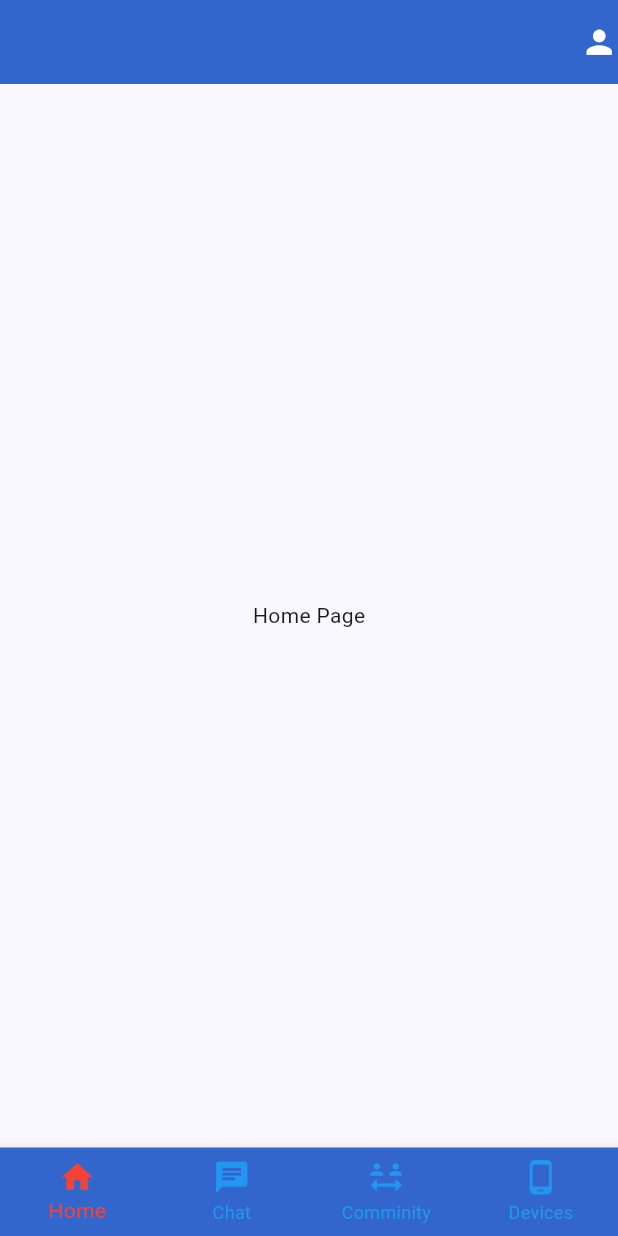
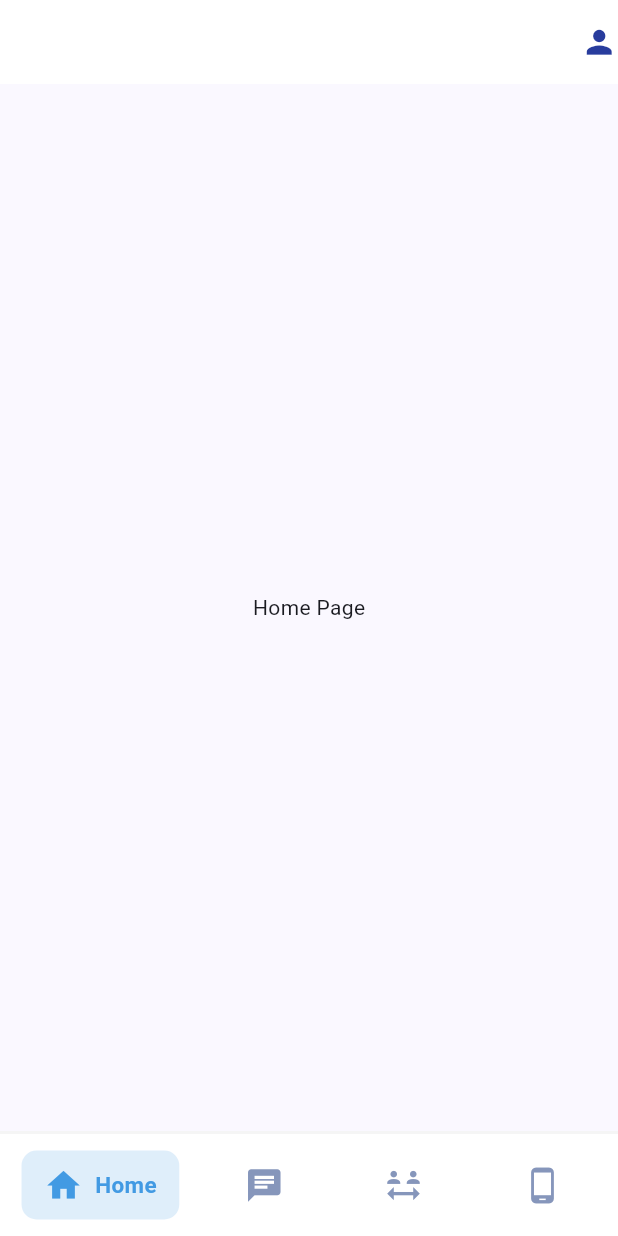
Before and after one commit to abdullahessamm/AI-Care, a Flutter app: the screen it shows after launch, on a phone screen of 412 x 824 dp. Run offline on Flutter 3.47's test engine with Material 3 defaults, Android fonts, the phone set to English and light mode, and no system bars.

Commit message:
update bottom bar

```diff
--- a/lib/core/constants/app_color.dart
+++ b/lib/core/constants/app_color.dart
@@ -1,8 +1,13 @@
 import 'package:flutter/material.dart';
 
 class AppColors {
-  static const Color primary = Color(0xFF3366CC);
-  static const Color secondary = Color(0xFF99CC00);
+  static const Color primary = Color(0xFF429ae3);
+  static const Color secondary = Color(0xFF283c9d);
+  static const Color accent = Color(0xFFFFFFFF);
+  static const Color bottomBarUnselectedColor = Color(0xFF8696BB);
+  static const Color bottomBarSelectedBackgroundColor =
+      Color.fromARGB(157, 66, 155, 227);
+  static const Color textColor = Color(0xFFFFFFFF);
   static const Color tertiary = Color(0xFF669900);
   static const Color quaternary = Color(0xFF999999);
   static const Color quinary = Color(0xFF333333);
--- a/lib/core/widgets/bottom_bar.dart
+++ b/lib/core/widgets/bottom_bar.dart
@@ -1,12 +1,12 @@
 import 'package:flutter/material.dart';
 
 class BottomBarItem {
-  final Icon icon;
-  final String? label;
+  final IconData icon;
+  final String label;
 
   const BottomBarItem({
     required this.icon,
-    this.label,
+    required this.label,
   });
 }
 
@@ -14,6 +14,7 @@ class BottomBar extends StatefulWidget {
   final List<BottomBarItem> items;
   final Color backgroundColor;
   final Color selectedColor;
+  final Color selectedBackgroundColor;
   final Color unSelectedColor;
   final Function(int index) onChange;
 
@@ -23,7 +24,8 @@ class BottomBar extends StatefulWidget {
       required this.backgroundColor,
       required this.selectedColor,
       required this.unSelectedColor,
-      required this.onChange});
+      required this.onChange,
+      required this.selectedBackgroundColor});
 
   @override
   State<BottomBar> createState() => _BottomBarState();
@@ -40,25 +42,58 @@ class _BottomBarState extends State<BottomBar> {
     widget.onChange(index);
   }
 
-  List<BottomNavigationBarItem> _buildBottomNavigationItems() {
-    return widget.items.map((item) {
-      return BottomNavigationBarItem(
-        icon: item.icon,
-        label: item.label,
-      );
-    }).toList();
-  }
-
   @override
   Widget build(BuildContext context) {
-    return BottomNavigationBar(
-      items: _buildBottomNavigationItems(),
-      onTap: _onItemTapped,
-      currentIndex: _currentIndex,
-      backgroundColor: widget.backgroundColor,
-      selectedItemColor: widget.selectedColor,
-      unselectedItemColor: widget.unSelectedColor,
-      type: BottomNavigationBarType.fixed, // Add this line
-    );
+    return SafeArea(
+        child: Container(
+      height: 70,
+      decoration: const BoxDecoration(
+        color: Colors.white,
+        border: Border(top: BorderSide(color: Color(0xFFF5F5F5), width: 2)),
+      ),
+      child: Row(
+        mainAxisAlignment: MainAxisAlignment.spaceAround,
+        children: List.generate(widget.items.length, (index) {
+          return InkWell(
+            onTap: () {
+              _onItemTapped(index);
+            },
+            child: Container(
+                padding:
+                    const EdgeInsets.symmetric(vertical: 10, horizontal: 15),
+                decoration: BoxDecoration(
+                  color: index == _currentIndex
+                      ? widget.selectedBackgroundColor
+                      : Colors.transparent,
+                  borderRadius: BorderRadius.circular(10),
+                ),
+                child: Row(
+                  children: [
+                    Icon(
+                      widget.items[index].icon,
+                      size: 26,
+                      color: _currentIndex == index
+                          ? widget.selectedColor
+                          : widget.unSelectedColor,
+                    ),
+                    // add padding if not active item
+                    const SizedBox(width: 8),
+                    // show label if active item
+                    _currentIndex == index
+                        ? Text(
+                            widget.items[index].label,
+                            style: TextStyle(
+                              fontSize: 15,
+                              fontWeight: FontWeight.w700,
+                              color: widget.selectedColor,
+                            ),
+                          )
+                        : const SizedBox.shrink(),
+                  ],
+                )),
+          );
+        }),
+      ),
+    ));
   }
 }
--- a/lib/presentation/pages/main_view/chats_page.dart
+++ b/lib/presentation/pages/main_view/chats_page.dart
@@ -11,7 +11,7 @@ class ChatsPage extends StatefulWidget implements MainViewPage {
   @override
   BottomBarItem getBottomBarItem() {
     return const BottomBarItem(
-      icon: Icon(Icons.chat, size: MainViewPage.bottomBarIconSize),
+      icon: Icons.chat,
       label: 'Chat',
     );
   }
--- a/lib/presentation/pages/main_view/community_page.dart
+++ b/lib/presentation/pages/main_view/community_page.dart
@@ -11,7 +11,7 @@ class CommunityPage extends StatefulWidget implements MainViewPage {
   @override
   BottomBarItem getBottomBarItem() {
     return const BottomBarItem(
-      icon: Icon(Icons.social_distance, size: MainViewPage.bottomBarIconSize),
+      icon: Icons.social_distance,
       label: 'Comminity',
     );
   }
--- a/lib/presentation/pages/main_view/devices_page.dart
+++ b/lib/presentation/pages/main_view/devices_page.dart
@@ -11,7 +11,7 @@ class DevicesPage extends StatefulWidget implements MainViewPage {
   @override
   BottomBarItem getBottomBarItem() {
     return const BottomBarItem(
-      icon: Icon(Icons.phone_android, size: MainViewPage.bottomBarIconSize),
+      icon: Icons.phone_android,
       label: 'Devices',
     );
   }
--- a/lib/presentation/pages/main_view/home_page.dart
+++ b/lib/presentation/pages/main_view/home_page.dart
@@ -11,7 +11,7 @@ class HomePage extends StatefulWidget implements MainViewPage {
   @override
   BottomBarItem getBottomBarItem() {
     return const BottomBarItem(
-      icon: Icon(Icons.home, size: MainViewPage.bottomBarIconSize),
+      icon: Icons.home,
       label: "Home",
     );
   }
--- a/lib/presentation/views/main_view.dart
+++ b/lib/presentation/views/main_view.dart
@@ -35,21 +35,23 @@ class _MainViewState extends State<MainView> {
   Widget build(BuildContext context) {
     return Scaffold(
       appBar: AppBar(
-        backgroundColor: AppColors.primary,
+        backgroundColor: AppColors.accent,
         actions: const [
           Icon(
             Icons.person,
             size: 25,
-            color: Colors.white,
+            color: AppColors.secondary,
           )
         ],
       ),
       bottomNavigationBar: BottomBar(
-          backgroundColor: AppColors.primary,
-          selectedColor: Colors.red,
-          unSelectedColor: Colors.blue,
-          onChange: changePage,
-          items: _pages.map((page) => page.getBottomBarItem()).toList()),
+        backgroundColor: AppColors.accent,
+        selectedColor: AppColors.primary,
+        unSelectedColor: AppColors.bottomBarUnselectedColor,
+        onChange: changePage,
+        items: _pages.map((page) => page.getBottomBarItem()).toList(),
+        selectedBackgroundColor: AppColors.primary.withOpacity(0.17),
+      ),
       body: _pages[_currentPageIndex],
     );
   }
```
